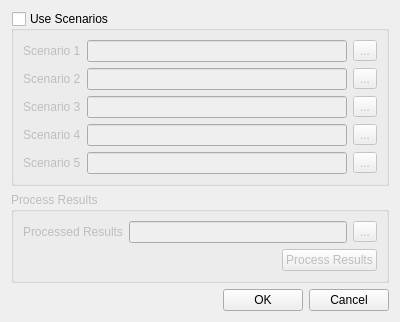
Before: the Qt Designer form flo2d/ui/project_review_scenarios.ui in FLO-2DSoftware/qgis-flo-2d-plugin, drawn with Qt 5.
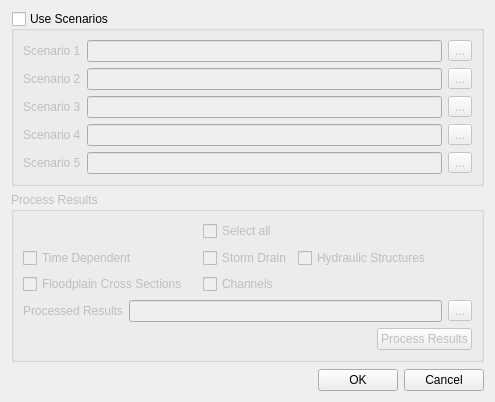
After: the same form once the commit is applied.

Commit message: Add time-dependent data processing and UI enhancements for scenario selection

```diff
--- a/flo2d/ui/project_review_scenarios.ui
+++ b/flo2d/ui/project_review_scenarios.ui
@@ -6,8 +6,8 @@
    <rect>
     <x>0</x>
     <y>0</y>
-    <width>400</width>
-    <height>302</height>
+    <width>495</width>
+    <height>402</height>
    </rect>
   </property>
   <property name="windowTitle">
@@ -136,16 +136,37 @@
       <string>Process Results</string>
      </property>
      <layout class="QGridLayout" name="gridLayout_3">
-      <item row="1" column="0" colspan="2">
+      <item row="2" column="0" colspan="2">
        <layout class="QGridLayout" name="gridLayout_4">
-        <item row="1" column="1">
+        <item row="2" column="1">
          <widget class="QPushButton" name="process_results_btn">
           <property name="text">
            <string>Process Results</string>
           </property>
          </widget>
         </item>
-        <item row="1" column="0">
+        <item row="1" column="0" colspan="2">
+         <layout class="QHBoxLayout" name="horizontalLayout">
+          <item>
+           <widget class="QLabel" name="label_6">
+            <property name="text">
+             <string>Processed Results</string>
+            </property>
+           </widget>
+          </item>
+          <item>
+           <widget class="QLineEdit" name="processed_results_le"/>
+          </item>
+          <item>
+           <widget class="QToolButton" name="save_processed_results_file_btn">
+            <property name="text">
+             <string>...</string>
+            </property>
+           </widget>
+          </item>
+         </layout>
+        </item>
+        <item row="2" column="0">
          <spacer name="horizontalSpacer_2">
           <property name="orientation">
            <enum>Qt::Horizontal</enum>
@@ -159,24 +180,101 @@
          </spacer>
         </item>
         <item row="0" column="0" colspan="2">
-         <layout class="QHBoxLayout" name="horizontalLayout">
-          <item>
-           <widget class="QLabel" name="label_6">
+         <layout class="QGridLayout" name="gridLayout_5">
+          <item row="2" column="2">
+           <widget class="QCheckBox" name="hycross_chbox">
             <property name="text">
-             <string>Processed Results</string>
+             <string>Hydraulic Structures</string>
             </property>
            </widget>
           </item>
-          <item>
-           <widget class="QLineEdit" name="processed_results_le"/>
+          <item row="2" column="0">
+           <widget class="QCheckBox" name="timdep_chbox">
+            <property name="text">
+             <string>Time Dependent</string>
+            </property>
+           </widget>
           </item>
-          <item>
-           <widget class="QToolButton" name="save_processed_results_file_btn">
+          <item row="0" column="1">
+           <widget class="QCheckBox" name="select_all_chbox">
             <property name="text">
-             <string>...</string>
+             <string>Select all</string>
             </property>
            </widget>
           </item>
+          <item row="2" column="1">
+           <widget class="QCheckBox" name="stormdrain_chbox">
+            <property name="text">
+             <string>Storm Drain</string>
+            </property>
+           </widget>
+          </item>
+          <item row="3" column="0">
+           <widget class="QCheckBox" name="fpxs_chbox">
+            <property name="text">
+             <string>Floodplain Cross Sections</string>
+            </property>
+           </widget>
+          </item>
+          <item row="3" column="2">
+           <spacer name="horizontalSpacer_5">
+            <property name="orientation">
+             <enum>Qt::Horizontal</enum>
+            </property>
+            <property name="sizeHint" stdset="0">
+             <size>
+              <width>40</width>
+              <height>20</height>
+             </size>
+            </property>
+           </spacer>
+          </item>
+          <item row="0" column="0">
+           <spacer name="horizontalSpacer_3">
+            <property name="orientation">
+             <enum>Qt::Horizontal</enum>
+            </property>
+            <property name="sizeHint" stdset="0">
+             <size>
+              <width>40</width>
+              <height>20</height>
+             </size>
+            </property>
+           </spacer>
+          </item>
+          <item row="0" column="2">
+           <spacer name="horizontalSpacer_4">
+            <property name="orientation">
+             <enum>Qt::Horizontal</enum>
+            </property>
+            <property name="sizeHint" stdset="0">
+             <size>
+              <width>40</width>
+              <height>20</height>
+             </size>
+            </property>
+           </spacer>
+          </item>
+          <item row="3" column="1">
+           <widget class="QCheckBox" name="channels_chbox">
+            <property name="text">
+             <string>Channels</string>
+            </property>
+           </widget>
+          </item>
+          <item row="1" column="0" colspan="3">
+           <spacer name="verticalSpacer_2">
+            <property name="orientation">
+             <enum>Qt::Vertical</enum>
+            </property>
+            <property name="sizeHint" stdset="0">
+             <size>
+              <width>20</width>
+              <height>40</height>
+             </size>
+            </property>
+           </spacer>
+          </item>
          </layout>
         </item>
        </layout>
```
The commit also changes 3 other files.
